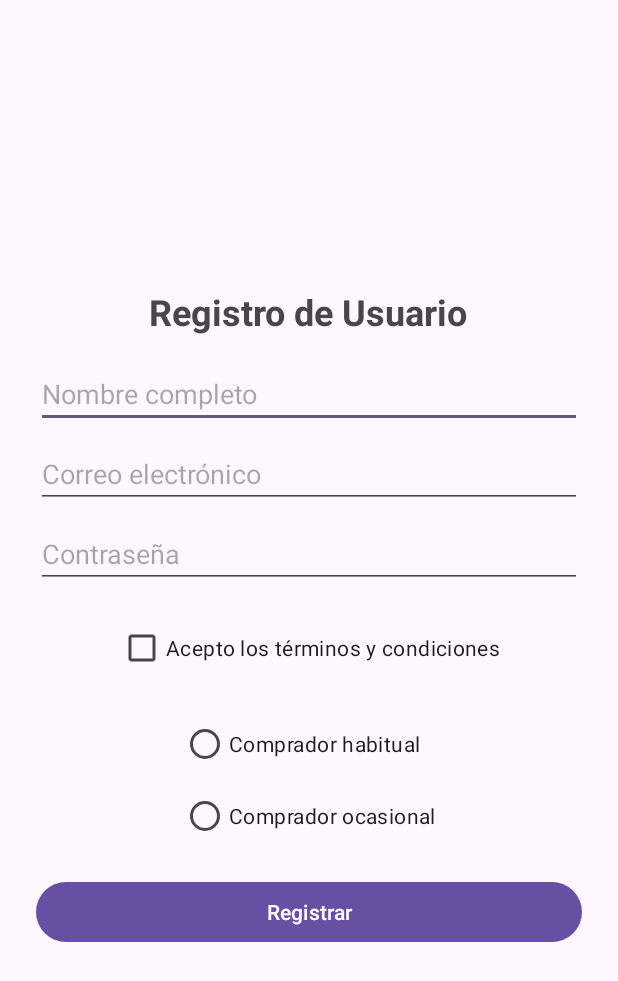
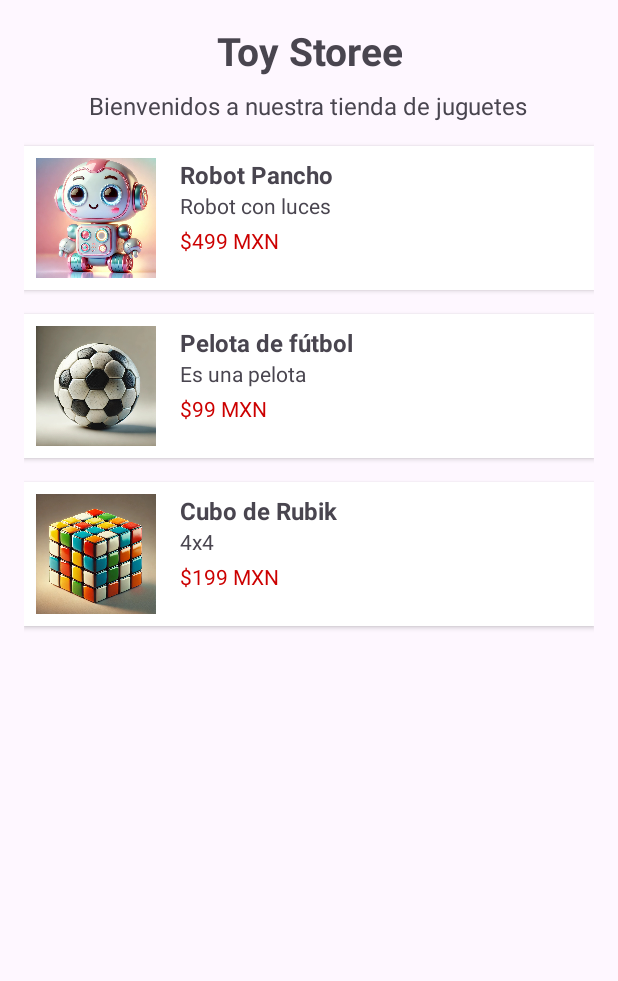
Before and after one commit to AsahelMain/PDM-2025, an Android app: the screen it shows after launch (MainActivity), on a phone screen of 412 x 824 dp. Shown: the top 981 px of the screen. Run offline under Robolectric (Android 15) with nearby library versions, the phone set to English and light mode, and no system bars.

Commit message:
Cambia formato

```diff
--- a/Tarea02/app/src/main/java/com/example/tarea02/MainActivity.java
+++ b/Tarea02/app/src/main/java/com/example/tarea02/MainActivity.java
@@ -14,6 +14,7 @@ public class MainActivity extends AppCompatActivity {
     protected void onCreate(Bundle savedInstanceState) {
         super.onCreate(savedInstanceState);
         EdgeToEdge.enable(this);
-        setContentView(R.layout.registro);
+        //setContentView(R.layout.registro);
+        setContentView(R.layout.catalogo);
     }
 }
--- a/Tarea02/app/src/main/res/layout-land/registro.xml
+++ b/Tarea02/app/src/main/res/layout-land/registro.xml
@@ -14,6 +14,17 @@
         android:orientation="vertical"
         android:padding="16dp"
         android:gravity="center_horizontal">
+
+        <TextView
+            android:id="@+id/tituloToyStoree"
+            android:layout_width="wrap_content"
+            android:layout_height="wrap_content"
+            android:layout_gravity="center_horizontal"
+            android:layout_marginBottom="16dp"
+            android:gravity="center"
+            android:text="Toy Storee"
+            android:textSize="24sp"
+            android:textStyle="bold" />
 
         <TextView
             android:id="@+id/tituloRegistro"
@@ -55,7 +66,7 @@
                     android:layout_marginBottom="8dp" />
 
                 <EditText
-                    android:id="@+id/contrasenaUsuario"
+                    android:id="@+id/contrasena"
                     android:layout_width="match_parent"
                     android:layout_height="wrap_content"
                     android:hint="Contraseña"
--- /dev/null
+++ b/Tarea02/app/src/main/res/layout/catalogo.xml
@@ -0,0 +1,185 @@
+<?xml version="1.0" encoding="utf-8"?>
+<ScrollView
+    xmlns:android="http://schemas.android.com/apk/res/android"
+    xmlns:tools="http://schemas.android.com/tools"
+    android:id="@+id/catalogo_scroll"
+    android:layout_width="match_parent"
+    android:layout_height="match_parent"
+    android:fillViewport="true"
+    tools:context=".CatalogoActivity">
+
+    <LinearLayout
+        android:layout_width="match_parent"
+        android:layout_height="wrap_content"
+        android:orientation="vertical"
+        android:padding="16dp"
+        android:gravity="center_horizontal">
+
+        <TextView
+            android:id="@+id/tituloTienda"
+            android:layout_width="wrap_content"
+            android:layout_height="wrap_content"
+            android:text="Toy Storee"
+            android:textSize="26sp"
+            android:textStyle="bold"
+            android:layout_marginBottom="8dp"
+            android:gravity="center"/>
+
+        <TextView
+            android:id="@+id/subtituloTienda"
+            android:layout_width="wrap_content"
+            android:layout_height="wrap_content"
+            android:text="Bienvenidos a nuestra tienda de juguetes"
+            android:textSize="16sp"
+            android:layout_marginBottom="16dp"
+            android:gravity="center"/>
+
+        <LinearLayout
+            android:layout_width="match_parent"
+            android:layout_height="wrap_content"
+            android:orientation="horizontal"
+            android:layout_marginBottom="16dp"
+            android:padding="8dp"
+            android:background="@android:color/white"
+            android:elevation="2dp">
+
+            <ImageView
+                android:id="@+id/imagenRobot"
+                android:layout_width="80dp"
+                android:layout_height="80dp"
+                android:src="@drawable/robot"
+                android:contentDescription="Imagen Juguete 1" />
+
+            <LinearLayout
+                android:layout_width="match_parent"
+                android:layout_height="wrap_content"
+                android:orientation="vertical"
+                android:paddingStart="16dp"
+                android:gravity="center_vertical">
+
+                <TextView
+                    android:id="@+id/jugueteRobot"
+                    android:layout_width="wrap_content"
+                    android:layout_height="wrap_content"
+                    android:text="Robot Pancho"
+                    android:textStyle="bold"
+                    android:textSize="16sp"/>
+
+                <TextView
+                    android:id="@+id/descripcionRobot"
+                    android:layout_width="wrap_content"
+                    android:layout_height="wrap_content"
+                    android:text="Robot con luces"
+                    android:textSize="14sp"/>
+
+                <TextView
+                    android:id="@+id/precioRobot"
+                    android:layout_width="wrap_content"
+                    android:layout_height="wrap_content"
+                    android:text="$499 MXN"
+                    android:textColor="@android:color/holo_red_dark"
+                    android:textSize="14sp"
+                    android:layout_marginTop="4dp"/>
+            </LinearLayout>
+        </LinearLayout>
+
+        <LinearLayout
+            android:layout_width="match_parent"
+            android:layout_height="wrap_content"
+            android:orientation="horizontal"
+            android:layout_marginBottom="16dp"
+            android:padding="8dp"
+            android:background="@android:color/white"
+            android:elevation="2dp">
+
+            <ImageView
+                android:id="@+id/imagenPelota"
+                android:layout_width="80dp"
+                android:layout_height="80dp"
+                android:src="@drawable/pelota"
+                android:contentDescription="Pelota de futbol" />
+
+            <LinearLayout
+                android:layout_width="match_parent"
+                android:layout_height="wrap_content"
+                android:orientation="vertical"
+                android:paddingStart="16dp"
+                android:gravity="center_vertical">
+
+                <TextView
+                    android:id="@+id/juguetePelota"
+                    android:layout_width="wrap_content"
+                    android:layout_height="wrap_content"
+                    android:text="Pelota de fútbol"
+                    android:textStyle="bold"
+                    android:textSize="16sp"/>
+
+                <TextView
+                    android:id="@+id/descripcionPelota"
+                    android:layout_width="wrap_content"
+                    android:layout_height="wrap_content"
+                    android:text="Es una pelota"
+                    android:textSize="14sp"/>
+
+                <TextView
+                    android:id="@+id/precioPelota"
+                    android:layout_width="wrap_content"
+                    android:layout_height="wrap_content"
+                    android:text="$99 MXN"
+                    android:textColor="@android:color/holo_red_dark"
+                    android:textSize="14sp"
+                    android:layout_marginTop="4dp"/>
+            </LinearLayout>
+        </LinearLayout>
+
+
+        <LinearLayout
+            android:layout_width="match_parent"
+            android:layout_height="wrap_content"
+            android:orientation="horizontal"
+            android:layout_marginBottom="16dp"
+            android:padding="8dp"
+            android:background="@android:color/white"
+            android:elevation="2dp">
+
+            <ImageView
+                android:id="@+id/imagenRubik"
+                android:layout_width="80dp"
+                android:layout_height="80dp"
+                android:src="@drawable/rubik"
+                android:contentDescription="Cubo de Rubik" />
+
+            <LinearLayout
+                android:layout_width="match_parent"
+                android:layout_height="wrap_content"
+                android:orientation="vertical"
+                android:paddingStart="16dp"
+                android:gravity="center_vertical">
+
+                <TextView
+                    android:id="@+id/cuboDeRubik"
+                    android:layout_width="wrap_content"
+                    android:layout_height="wrap_content"
+                    android:text="Cubo de Rubik"
+                    android:textStyle="bold"
+                    android:textSize="16sp"/>
+
+                <TextView
+                    android:id="@+id/descripcionCubo"
+                    android:layout_width="wrap_content"
+                    android:layout_height="wrap_content"
+                    android:text="4x4"
+                    android:textSize="14sp"/>
+
+                <TextView
+                    android:id="@+id/precioCubo"
+                    android:layout_width="wrap_content"
+                    android:layout_height="wrap_content"
+                    android:text="$199 MXN"
+                    android:textColor="@android:color/holo_red_dark"
+                    android:textSize="14sp"
+                    android:layout_marginTop="4dp"/>
+            </LinearLayout>
+        </LinearLayout>
+    </LinearLayout>
+</ScrollView>
--- a/Tarea02/app/src/main/res/layout/registro.xml
+++ b/Tarea02/app/src/main/res/layout/registro.xml
@@ -7,6 +7,17 @@
     android:padding="24dp"
     android:gravity="center"
     tools:context=".RegistroActivity">
+
+    <TextView
+        android:id="@+id/tituloToyStoree"
+        android:layout_width="wrap_content"
+        android:layout_height="wrap_content"
+        android:layout_gravity="center_horizontal"
+        android:layout_marginBottom="16dp"
+        android:gravity="center"
+        android:text="Toy Storee"
+        android:textSize="24sp"
+        android:textStyle="bold" />
 
     <TextView
         android:id="@+id/tituloRegistro"
@@ -23,7 +34,7 @@
         android:id="@+id/usuario"
         android:layout_width="match_parent"
         android:layout_height="wrap_content"
-        android:hint="Nombre completo"
+        android:hint="Usuario"
         android:inputType="textPersonName"
         android:layout_marginBottom="8dp"/>
 
@@ -36,18 +47,11 @@
         android:layout_marginBottom="8dp"/>
 
     <EditText
-        android:id="@+id/contrasenaUsuario"
+        android:id="@+id/contrasena"
         android:layout_width="match_parent"
         android:layout_height="wrap_content"
         android:hint="Contraseña"
         android:inputType="textPassword"
-        android:layout_marginBottom="16dp"/>
-
-    <CheckBox
-        android:id="@+id/aceptarTerminos"
-        android:layout_width="wrap_content"
-        android:layout_height="wrap_content"
-        android:text="Acepto los términos y condiciones"
         android:layout_marginBottom="16dp"/>
 
     <RadioGroup
@@ -69,6 +73,13 @@
             android:text="Comprador ocasional"/>
     </RadioGroup>
 
+    <CheckBox
+        android:id="@+id/aceptarTerminos"
+        android:layout_width="wrap_content"
+        android:layout_height="wrap_content"
+        android:text="Acepto los términos y condiciones"
+        android:layout_marginBottom="16dp"/>
+
     <Button
         android:id="@+id/btnRegistrar"
         android:layout_width="match_parent"
```
Also changed, not shown: Tarea02/app/src/main/res/drawable/pelota.jpg (added), Tarea02/app/src/main/res/drawable/robot.jpg (added), Tarea02/app/src/main/res/drawable/rubik.jpg (added).
